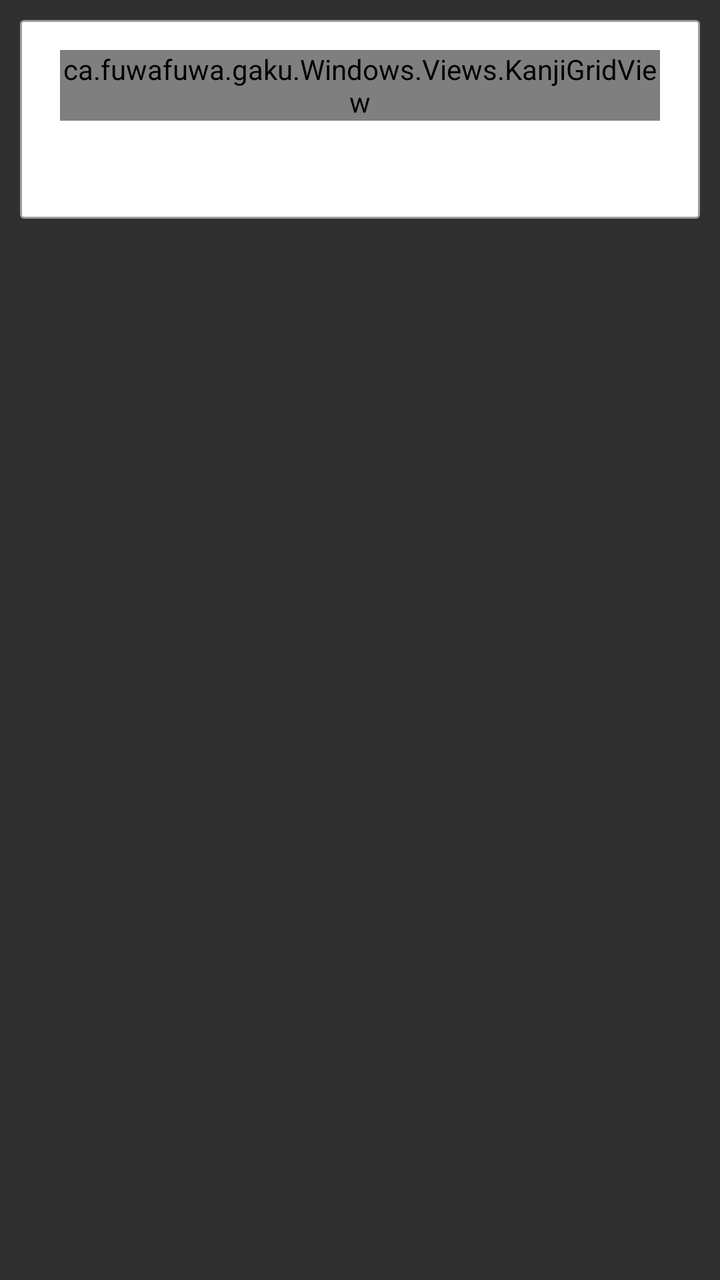
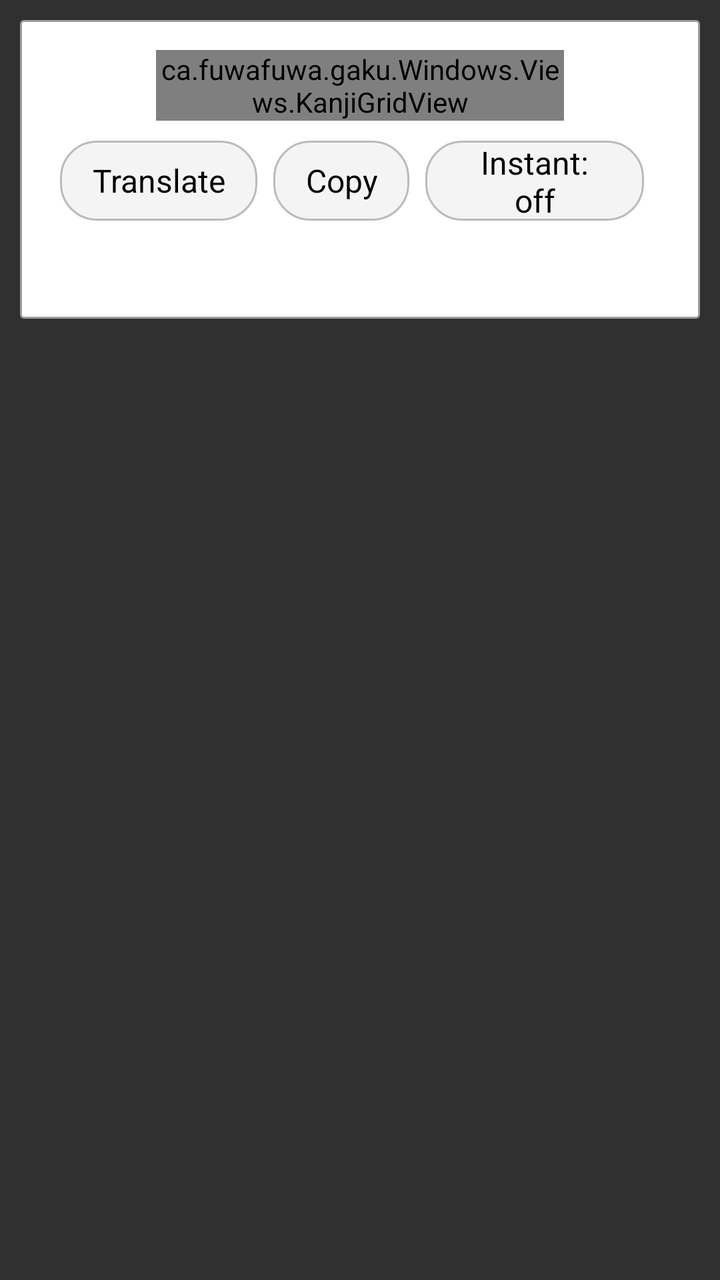

The first picture is an Android layout as it rendered before a commit; the second is the same layout after the commit. The layout source and the unified diff follow.
<!-- AndroidManifest.xml: application theme AppTheme -->
<!-- res/layout/window_info.xml -->
<?xml version="1.0" encoding="utf-8"?>
<FrameLayout xmlns:android="http://schemas.android.com/apk/res/android"
    android:layout_width="match_parent"
    android:layout_height="match_parent">

    <LinearLayout
        android:id="@+id/info_window"
        android:orientation="vertical"
        android:layout_width="match_parent"
        android:layout_height="wrap_content"
        android:layout_marginTop="10dp"
        android:layout_marginLeft="10dp"
        android:layout_marginRight="10dp"
        android:layout_marginBottom="100dp"
        android:background="@drawable/bg_solid_border_corners_0_white_black_round">

        <LinearLayout
            android:orientation="vertical"
            android:layout_width="match_parent"
            android:layout_height="match_parent"
            android:layout_marginLeft="5dp"
            android:layout_marginRight="5dp"
            android:layout_marginBottom="5dp">

            <LinearLayout
                android:orientation="vertical"
                android:layout_width="match_parent"
                android:layout_height="match_parent"
                android:layout_margin="10dp">

                <ca.fuwafuwa.gaku.Windows.Views.KanjiGridView
                    android:id="@+id/kanji_grid"
                    android:layout_width="match_parent"
                    android:layout_height="wrap_content"
                    android:layout_margin="5dp" />

                <ScrollView
                    android:layout_width="match_parent"
                    android:layout_height="0dp"
                    android:layout_weight="1"
                    android:layout_margin="5dp"
                    android:animateLayoutChanges="true"
                    android:scrollbars="vertical">

                    <LinearLayout
                        android:id="@+id/info_text"
                        android:animateLayoutChanges="true"
                        android:orientation="vertical"
                        android:layout_width="match_parent"
                        android:layout_height="wrap_content">
                        <TextSwitcher
                            android:id="@+id/dict_results"
                            android:measureAllChildren="false"
                            android:animateLayoutChanges="true"
                            android:inAnimation="@anim/slide_in"
                            android:layout_width="wrap_content"
                            android:layout_height="wrap_content">
                            <TextView
                                android:textColor="@android:color/black"
                                android:layout_width="wrap_content"
                                android:layout_height="wrap_content" />
                            <TextView
                                android:textColor="@android:color/black"
                                android:layout_width="wrap_content"
                                android:layout_height="wrap_content" />
                        </TextSwitcher>

                    </LinearLayout>

                </ScrollView>

            </LinearLayout>

        </LinearLayout>

    </LinearLayout>

</FrameLayout>
<!-- resources referenced by this layout -->
<resources>
  <!-- drawable bg_solid_border_corners_0_white_black_round (drawable) -->
  <?xml version="1.0" encoding="utf-8"?>
  <layer-list xmlns:android="http://schemas.android.com/apk/res/android">
      <item>
          <shape android:shape="rectangle">
              <solid android:color="#CABBBBBB"/>
              <corners android:radius="2dp" />
          </shape>
      </item>
  
      <item
          android:left="1dp"
          android:right="1dp"
          android:top="1dp"
          android:bottom="1dp">
          <shape android:shape="rectangle">
              <solid android:color="@android:color/white"/>
              <corners android:radius="1dp" />
          </shape>
      </item>
  </layer-list>
  <style name="AppTheme" parent="Theme.AppCompat.NoActionBar">
          
          
      </style>
</resources>

<!-- the commit's change to res/layout/window_info.xml (unified diff, before → after) -->
@@ -28,11 +28,107 @@
                 android:layout_height="match_parent"
                 android:layout_margin="10dp">
 
-                <ca.fuwafuwa.gaku.Windows.Views.KanjiGridView
-                    android:id="@+id/kanji_grid"
+                
+                <LinearLayout
+                    android:orientation="horizontal"
+                    android:gravity="center_vertical"
+                    android:layout_width="match_parent"
+                    android:layout_height="wrap_content">
+
+                    <TextView
+                        android:id="@+id/info_prev"
+                        style="@style/InfoButton"
+                        android:layout_marginEnd="0dp"
+                        android:visibility="invisible"
+                        android:text="‹" />
+
+                    <ca.fuwafuwa.gaku.Windows.Views.KanjiGridView
+                        android:id="@+id/kanji_grid"
+                        android:layout_width="0dp"
+                        android:layout_weight="1"
+                        android:layout_height="wrap_content"
+                        android:layout_margin="5dp" />
+
+                    <TextView
+                        android:id="@+id/info_next"
+                        style="@style/InfoButton"
+                        android:layout_marginEnd="0dp"
+                        android:visibility="invisible"
+                        android:text="›" />
+
+                </LinearLayout>
+
+                <LinearLayout
+                    android:orientation="horizontal"
+                    android:gravity="center_vertical"
                     android:layout_width="match_parent"
                     android:layout_height="wrap_content"
-                    android:layout_margin="5dp" />
+                    android:layout_margin="5dp">
+
+                    <TextView
+                        android:id="@+id/info_translate"
+                        style="@style/InfoButton"
+                        android:text="Translate" />
+
+                    <TextView
+                        android:id="@+id/info_copy"
+                        style="@style/InfoButton"
+                        android:text="Copy" />
+
+                    <TextView
+                        android:id="@+id/info_instant"
+                        style="@style/InfoButton"
+                        android:text="Instant: off" />
+
+                    <View
+                        android:layout_width="0dp"
+                        android:layout_height="0dp"
+                        android:layout_weight="1" />
+
+                    <TextView
+                        android:id="@+id/info_close"
+                        style="@style/InfoButton"
+                        android:layout_marginEnd="0dp"
+                        android:text="✕" />
+
+                </LinearLayout>
+
+                
+                <LinearLayout
+                    android:id="@+id/info_char_actions"
+                    android:orientation="horizontal"
+                    android:gravity="center_vertical"
+                    android:layout_width="match_parent"
+                    android:layout_height="wrap_content"
+                    android:layout_margin="5dp"
+                    android:visibility="gone">
+
+                    <TextView
+                        android:id="@+id/info_char"
+                        android:layout_width="wrap_content"
+                        android:layout_height="wrap_content"
+                        android:layout_marginEnd="12dp"
+                        android:textSize="24sp"
+                        android:textColor="@android:color/black" />
+
+                    
+                    <LinearLayout
+                        android:id="@+id/info_char_choices"
+                        android:orientation="horizontal"
+                        android:layout_width="wrap_content"
+                        android:layout_height="wrap_content" />
+
+                    <TextView
+                        android:id="@+id/info_char_edit"
+                        style="@style/InfoButton"
+                        android:text="Edit" />
+
+                    <TextView
+                        android:id="@+id/info_char_delete"
+                        style="@style/InfoButton"
+                        android:text="Delete" />
+
+                </LinearLayout>
 
                 <ScrollView
                     android:layout_width="match_parent"
<!-- resource entries referenced after the edit -->
@@ -21,9 +21,41 @@
           </shape>
       </item>
   </layer-list>
+  <style name="InfoButton">
+          <item name="android:layout_width">wrap_content</item>
+          <item name="android:layout_height">40dp</item>
+          <item name="android:layout_marginEnd">8dp</item>
+          <item name="android:minWidth">48dp</item>
+          <item name="android:paddingLeft">16dp</item>
+          <item name="android:paddingRight">16dp</item>
+          <item name="android:gravity">center</item>
+          <item name="android:textSize">16sp</item>
+          <item name="android:textColor">@android:color/black</item>
+          <item name="android:background">@drawable/bg_info_button</item>
+          <item name="android:clickable">true</item>
+          <item name="android:focusable">true</item>
+      </style>
   <style name="AppTheme" parent="Theme.AppCompat.NoActionBar">
           
           
       </style>
+  <!-- drawable bg_info_button (drawable) -->
+  <?xml version="1.0" encoding="utf-8"?>
+  <selector xmlns:android="http://schemas.android.com/apk/res/android">
+      <item android:state_pressed="true">
+          <shape android:shape="rectangle">
+              <solid android:color="#FFDDDDDD"/>
+              <stroke android:width="1dp" android:color="#FF999999"/>
+              <corners android:radius="18dp" />
+          </shape>
+      </item>
+      <item>
+          <shape android:shape="rectangle">
+              <solid android:color="#FFF4F4F4"/>
+              <stroke android:width="1dp" android:color="#FFBBBBBB"/>
+              <corners android:radius="18dp" />
+          </shape>
+      </item>
+  </selector>
 </resources>
 
